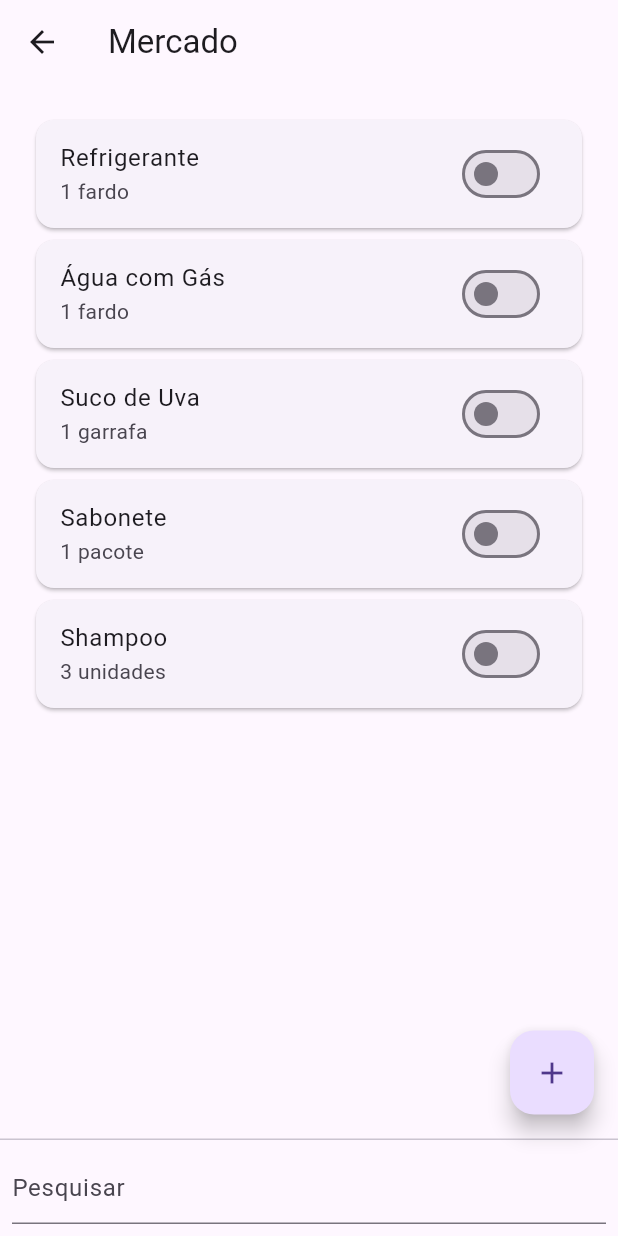
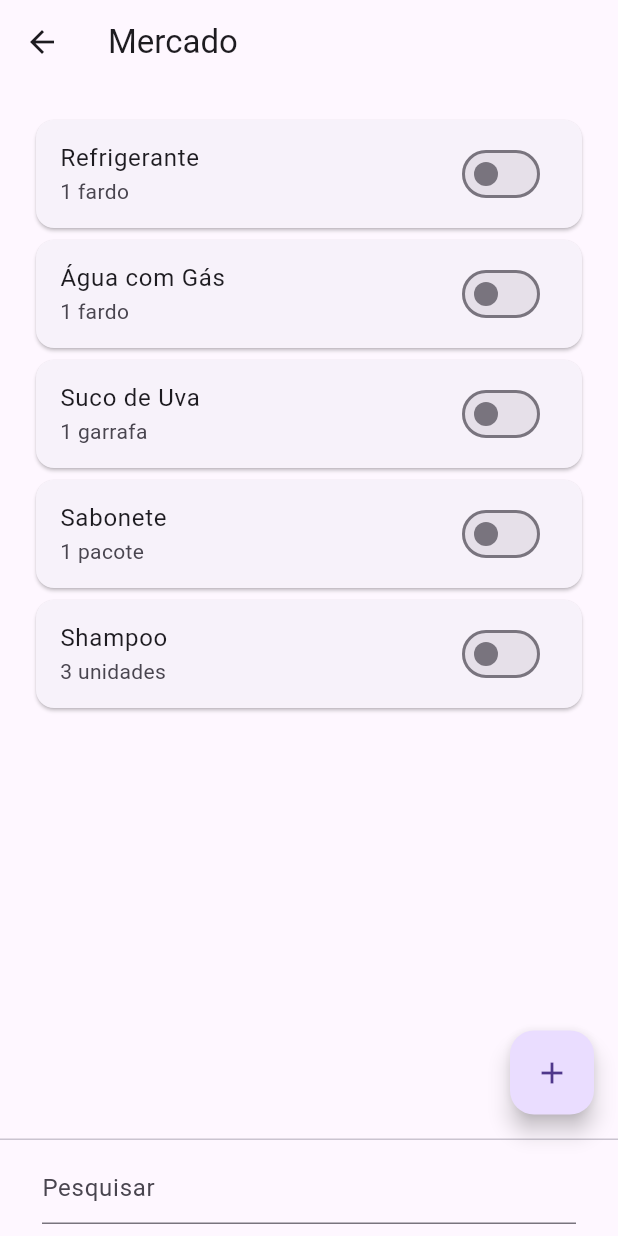
Before and after one commit to rachelcsp/prova-1, a Flutter app: the TelaListaExistente screen opened by its route, on a phone screen of 412 x 824 dp. Run offline on Flutter 3.47's test engine with Material 3 defaults, Android fonts, the phone set to English and light mode, and no system bars; our stand-ins replace device_preview.

Commit message:
parece pronto

```diff
--- a/lib/lista01.dart
+++ b/lib/lista01.dart
@@ -13,18 +13,21 @@ class _TelaListaExistenteState extends State<TelaListaExistente> {
   //
   // Lista Dinâmica de objetos da classe ListaExistente
   //
-  List<ListaExistente> dados = [];
+  List<Item> lista1 = [];
+  List<Item> lista2 = [];
 
   var txtValor1 = TextEditingController();
   var txtValor2 = TextEditingController();
+  var txtPesquisar = TextEditingController();
 
   @override
   void initState() {
-    dados.add(ListaExistente('Refrigerante', '1 fardo',false));
-    dados.add(ListaExistente('Água com Gás', '1 fardo',false));
-    dados.add(ListaExistente('Suco de Uva', '1 garrafa',false));
-    dados.add(ListaExistente('Sabonete', '1 pacote',false));
-    dados.add(ListaExistente('Shampoo', '3 unidades',false));
+    lista1.add(Item('Refrigerante', '1 fardo', false));
+    lista1.add(Item('Água com Gás', '1 fardo', false));
+    lista1.add(Item('Suco de Uva', '1 garrafa', false));
+    lista1.add(Item('Sabonete', '1 pacote', false));
+    lista1.add(Item('Shampoo', '3 unidades', false));
+    lista2.addAll(lista1);
     super.initState();
   }
 
@@ -37,24 +40,23 @@ class _TelaListaExistenteState extends State<TelaListaExistente> {
       body: Padding(
         padding: EdgeInsets.all(20),
         child: ListView.builder(
-
           //Quantidade de itens
-          itemCount: dados.length,
+          itemCount: lista1.length,
 
           //Aparência de cada item
-          itemBuilder: (context,index){
+          itemBuilder: (context, index) {
             return Card(
               child: ListTile(
-                title: Text(dados[index].item),
-                subtitle: Text(dados[index].quantidade),
+                title: Text(lista1[index].nome),
+                subtitle: Text(lista1[index].quantidade),
                 trailing: Switch(
-                  value: dados[index].marcado,
-                  onChanged: (value){
+                  value: lista1[index].marcado,
+                  onChanged: (value) {
                     setState(() {
-                      dados[index].marcado = value;
+                      lista1[index].marcado = value;
+                      lista2[index].marcado = value;
                     });
                   },
-
                 ),
                 onTap: () => showDialog(
                     context: context,
@@ -92,21 +94,27 @@ class _TelaListaExistenteState extends State<TelaListaExistente> {
                                 OutlinedButton(
                                   onPressed: () {
                                     setState(() {
-                                    dados[index]=ListaExistente(txtValor1.text, txtValor2.text, dados[index].marcado);
-
+                                      lista1[index] = Item(
+                                        txtValor1.text,
+                                        txtValor2.text,
+                                        lista1[index].marcado,
+                                      );
+                                      lista2[index] = Item(
+                                        txtValor1.text,
+                                        txtValor2.text,
+                                        lista1[index].marcado,
+                                      );
                                     });
                                     Navigator.pop(context, 'Sair');
                                   },
                                   child: Text('OK'),
                                 ),
                               ],
-                          )
-                        )
-                      )
-                  ),
-                onLongPress: (){
+                            )))),
+                onLongPress: () {
                   setState(() {
-                    dados.removeAt(index);
+                    lista1.removeAt(index);
+                    lista2.removeAt(index);
                   });
                 },
               ),
@@ -114,7 +122,6 @@ class _TelaListaExistenteState extends State<TelaListaExistente> {
           },
         ),
       ),
-
       floatingActionButton: FloatingActionButton(
         onPressed: () => showDialog(
           context: context,
@@ -152,29 +159,49 @@ class _TelaListaExistenteState extends State<TelaListaExistente> {
                   OutlinedButton(
                     onPressed: () {
                       setState(() {
-                                    dados.add(ListaExistente(txtValor1.text, txtValor2.text, false));
+                        lista1.add(
+                          Item(txtValor1.text, txtValor2.text, false),
+                        );
+                        lista2.add(
+                          Item(txtValor1.text, txtValor2.text, false),
+                        );
                       });
                       Navigator.pop(context, 'Sair');
                     },
                     child: Text('OK'),
                   ),
                 ],
-                          )
-                        )
-                      )
+              ),
+            ),
+          ),
         ),
         child: Icon(Icons.add),
       ),
-
       persistentFooterButtons: [
-        Expanded(
+        Padding(
+          padding: const EdgeInsets.fromLTRB(20, 0, 20, 0),
           child: TextFormField(
-            controller: txtValor1,
+            controller: txtPesquisar,
             style: TextStyle(fontSize: 10),
             decoration: InputDecoration(
               labelText: 'Pesquisar',
             ),
-            onChanged: ,
+            onChanged: (value) {
+              setState(() {
+                if (value.isNotEmpty) {
+                  lista1.clear();
+                  for (Item item in lista2) {
+                    if (item.nome.toLowerCase().contains(value.toLowerCase())) {
+                      lista1.add(item);
+                    }
+                  }
+                } else {
+                  lista1.clear();
+                  lista1.addAll(lista2);
+                }
+                print(value);
+              });
+            },
           ),
         ),
       ],
@@ -182,12 +209,12 @@ class _TelaListaExistenteState extends State<TelaListaExistente> {
   }
 }
 
-class ListaExistente{
+class Item {
   //atributos
-  final String item;
+  final String nome;
   final String quantidade;
   bool marcado;
 
   //construtor
-  ListaExistente(this.item,this.quantidade, this.marcado);
+  Item(this.nome, this.quantidade, this.marcado);
 }
--- a/lib/login.dart
+++ b/lib/login.dart
@@ -32,6 +32,7 @@ class _PrincipalViewState extends State<PrincipalView> {
         padding: EdgeInsets.fromLTRB(50, 90, 50, 90),
         child: Form(
           key: formKey,
+          child: SingleChildScrollView(
             child: Column(
               children: [
                 //
@@ -216,6 +217,7 @@ class _PrincipalViewState extends State<PrincipalView> {
             ),
           ),
         ),
+      ),
     );
   }
 }
```
Lines whose indentation alone changed are shown as unchanged.
